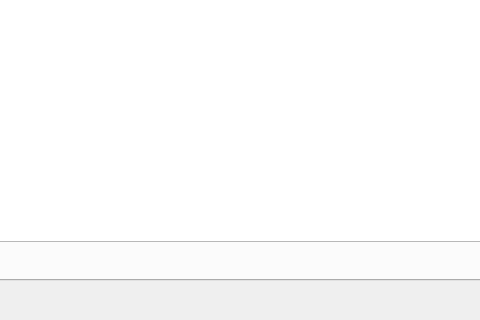
Above: kitsas/kirjaus/kirjaus.ui from artoh/kitupiikki before the change; both pictures show x 585 to 1065 and y 371 to 691 of the 1486 by 691 pixel window. Below: the same form after it.
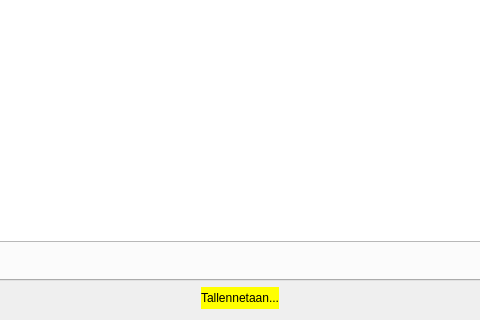
That is the form after the change. Icons and pictures are not drawn. Custom widgets are drawn as their Qt base class.

Diff of the .ui file:
```diff
--- a/kitsas/kirjaus/kirjaus.ui
+++ b/kitsas/kirjaus/kirjaus.ui
@@ -440,6 +440,16 @@
        </property>
       </widget>
      </item>
+     <item>
+      <widget class="QLabel" name="tallennetaanLabel">
+       <property name="styleSheet">
+        <string notr="true">background-color: rgb(255, 255, 0);</string>
+       </property>
+       <property name="text">
+        <string>Tallennetaan...</string>
+       </property>
+      </widget>
+     </item>
      <item>
       <spacer name="horizontalSpacer">
        <property name="orientation">
```
